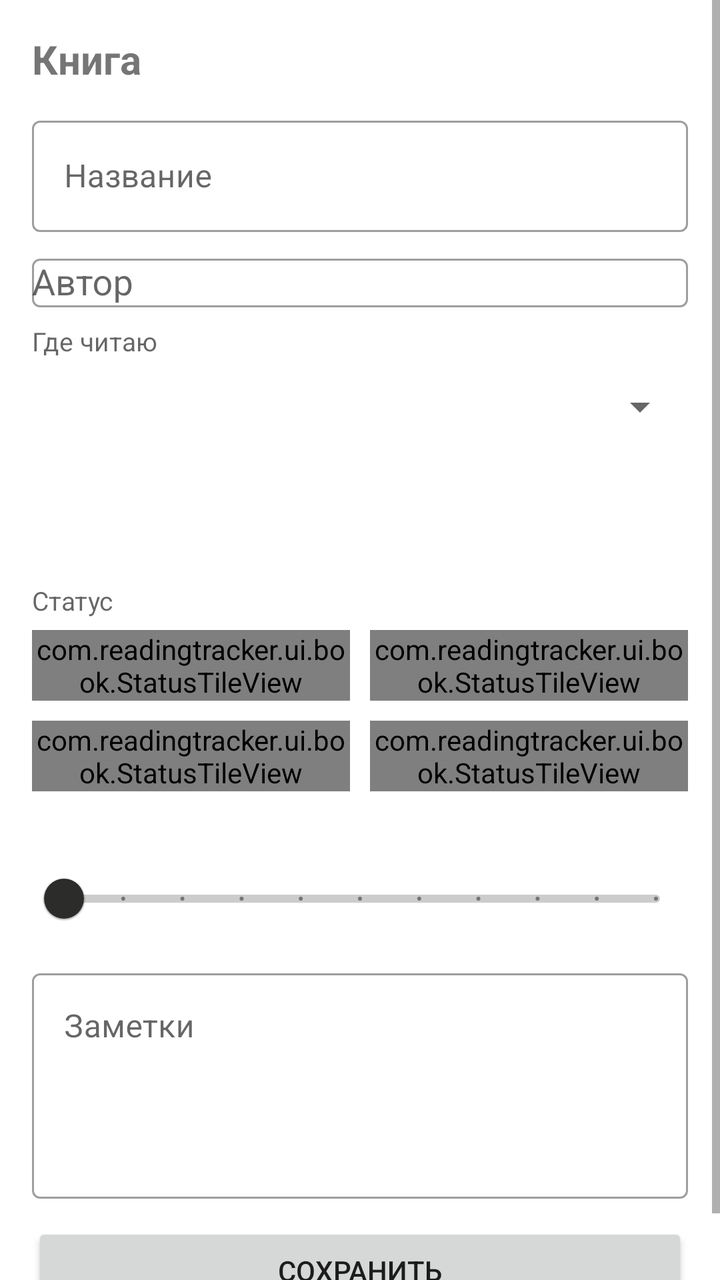
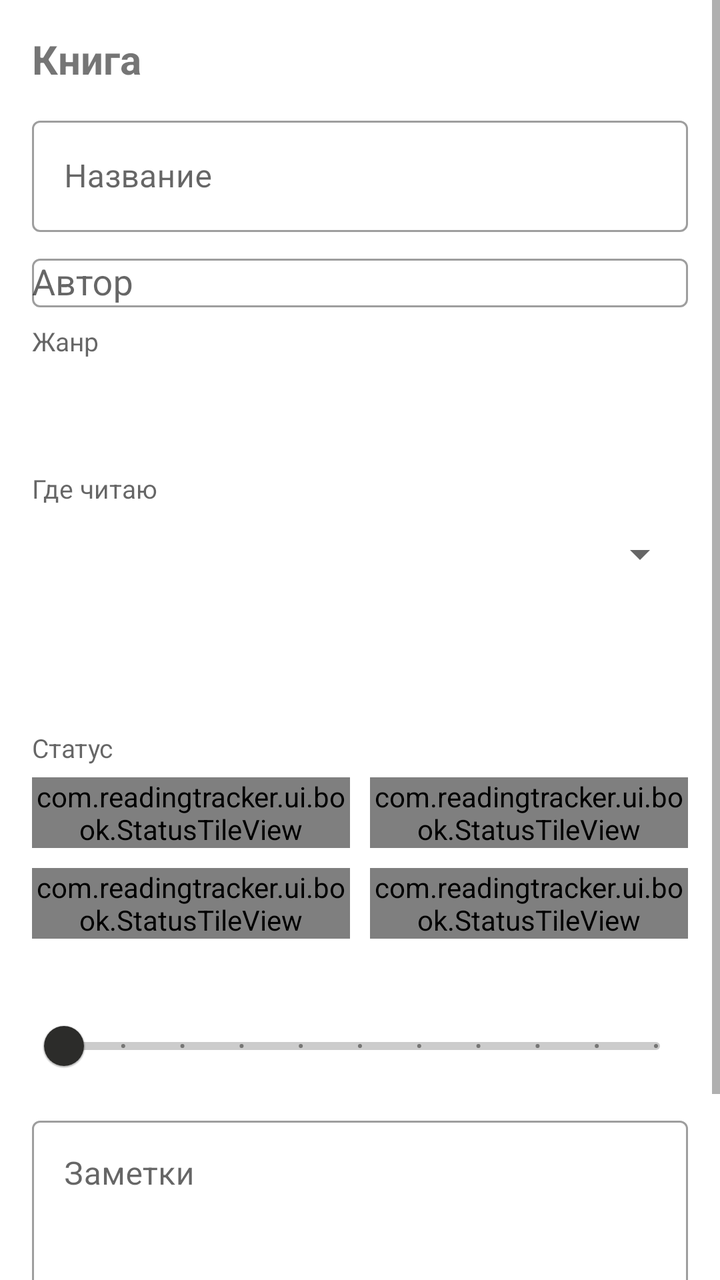

Screens rendered from an Android XML layout before and after an edit, with the pre-edit source and the edit as a unified diff.
<!-- AndroidManifest.xml: application theme Theme.ReadingTracker -->
<!-- res/layout/activity_book.xml -->
<?xml version="1.0" encoding="utf-8"?>
<ScrollView
    xmlns:android="http://schemas.android.com/apk/res/android"
    xmlns:app="http://schemas.android.com/apk/res-auto"
    android:layout_width="match_parent"
    android:layout_height="match_parent"
    android:fillViewport="true">

    <LinearLayout
        android:layout_width="match_parent"
        android:layout_height="wrap_content"
        android:orientation="vertical"
        android:padding="16dp">

        <TextView
            android:id="@+id/tvHeader"
            android:layout_width="wrap_content"
            android:layout_height="wrap_content"
            android:text="Книга"
            android:textSize="20sp"
            android:textStyle="bold"
            android:layout_marginBottom="12dp" />

        <com.google.android.material.textfield.TextInputLayout
            android:layout_width="match_parent"
            android:layout_height="wrap_content"
            android:hint="Название"
            android:layout_marginBottom="8dp"
            style="@style/Widget.MaterialComponents.TextInputLayout.OutlinedBox">
            <com.google.android.material.textfield.TextInputEditText
                android:id="@+id/etTitle"
                android:layout_width="match_parent"
                android:layout_height="wrap_content"
                android:inputType="textCapSentences" />
        </com.google.android.material.textfield.TextInputLayout>

        <com.google.android.material.textfield.TextInputLayout
            android:layout_width="match_parent"
            android:layout_height="wrap_content"
            android:hint="Автор"
            android:layout_marginBottom="8dp"
            style="@style/Widget.MaterialComponents.TextInputLayout.OutlinedBox">
            <com.google.android.material.textfield.MaterialAutoCompleteTextView
                android:id="@+id/etAuthor"
                android:layout_width="match_parent"
                android:layout_height="wrap_content"
                android:completionThreshold="1"
                android:inputType="textCapWords" />
        </com.google.android.material.textfield.TextInputLayout>

        <TextView
            android:layout_width="wrap_content"
            android:layout_height="wrap_content"
            android:text="Где читаю"
            android:textColor="?android:attr/textColorSecondary"
            android:textSize="13sp" />

        <Spinner
            android:id="@+id/spSource"
            android:layout_width="match_parent"
            android:layout_height="48dp"
            android:layout_marginBottom="8dp" />

        <LinearLayout
            android:layout_width="match_parent"
            android:layout_height="wrap_content"
            android:orientation="horizontal"
            android:layout_marginBottom="8dp">

            <Button
                android:id="@+id/btnStartDate"
                android:layout_width="0dp"
                android:layout_height="wrap_content"
                android:layout_weight="1"
                android:layout_marginEnd="8dp"
                style="@style/Widget.MaterialComponents.Button.OutlinedButton" />

            <Button
                android:id="@+id/btnEndDate"
                android:layout_width="0dp"
                android:layout_height="wrap_content"
                android:layout_weight="1"
                style="@style/Widget.MaterialComponents.Button.OutlinedButton" />
        </LinearLayout>

        
        <LinearLayout
            android:id="@+id/manualTimeBlock"
            android:layout_width="match_parent"
            android:layout_height="wrap_content"
            android:orientation="vertical"
            android:visibility="gone"
            android:layout_marginBottom="8dp">

            <TextView
                android:layout_width="wrap_content"
                android:layout_height="wrap_content"
                android:text="Время чтения"
                android:textColor="?android:attr/textColorSecondary"
                android:textSize="13sp" />

            <LinearLayout
                android:layout_width="match_parent"
                android:layout_height="wrap_content"
                android:orientation="horizontal">

                <com.google.android.material.textfield.TextInputLayout
                    android:layout_width="0dp"
                    android:layout_height="wrap_content"
                    android:layout_weight="1"
                    android:layout_marginEnd="8dp"
                    android:hint="часы"
                    style="@style/Widget.MaterialComponents.TextInputLayout.OutlinedBox">
                    <com.google.android.material.textfield.TextInputEditText
                        android:id="@+id/etManualHours"
                        android:layout_width="match_parent"
                        android:layout_height="wrap_content"
                        android:maxLength="4"
                        android:inputType="number" />
                </com.google.android.material.textfield.TextInputLayout>

                <com.google.android.material.textfield.TextInputLayout
                    android:layout_width="0dp"
                    android:layout_height="wrap_content"
                    android:layout_weight="1"
                    android:hint="минуты"
                    style="@style/Widget.MaterialComponents.TextInputLayout.OutlinedBox">
                    <com.google.android.material.textfield.TextInputEditText
                        android:id="@+id/etManualMinutes"
                        android:layout_width="match_parent"
                        android:layout_height="wrap_content"
                        android:maxLength="4"
                        android:inputType="number" />
                </com.google.android.material.textfield.TextInputLayout>
            </LinearLayout>

            <TextView
                android:id="@+id/tvManualHint"
                android:layout_width="wrap_content"
                android:layout_height="wrap_content"
                android:layout_marginTop="4dp"
                android:text="Пойдёт в статистику: в общее время и суммы за месяц и год, поровну на дни книги."
                android:textColor="?android:attr/textColorSecondary"
                android:textSize="12sp" />
        </LinearLayout>

        <TextView
            android:layout_width="wrap_content"
            android:layout_height="wrap_content"
            android:text="Статус"
            android:textColor="?android:attr/textColorSecondary"
            android:textSize="13sp" />

        
        <LinearLayout
            android:layout_width="match_parent"
            android:layout_height="wrap_content"
            android:layout_marginTop="6dp"
            android:orientation="horizontal">
            <com.readingtracker.ui.book.StatusTileView
                android:id="@+id/stReading"
                android:layout_width="0dp"
                android:layout_height="wrap_content"
                android:layout_weight="1"
                android:layout_marginEnd="10dp" />
            <com.readingtracker.ui.book.StatusTileView
                android:id="@+id/stFinished"
                android:layout_width="0dp"
                android:layout_height="wrap_content"
                android:layout_weight="1" />
        </LinearLayout>

        <LinearLayout
            android:layout_width="match_parent"
            android:layout_height="wrap_content"
            android:layout_marginTop="10dp"
            android:layout_marginBottom="12dp"
            android:orientation="horizontal">
            <com.readingtracker.ui.book.StatusTileView
                android:id="@+id/stPaused"
                android:layout_width="0dp"
                android:layout_height="wrap_content"
                android:layout_weight="1"
                android:layout_marginEnd="10dp" />
            <com.readingtracker.ui.book.StatusTileView
                android:id="@+id/stAbandoned"
                android:layout_width="0dp"
                android:layout_height="wrap_content"
                android:layout_weight="1" />
        </LinearLayout>

        <TextView
            android:id="@+id/tvRating"
            android:layout_width="wrap_content"
            android:layout_height="wrap_content"
            android:textColor="?android:attr/textColorSecondary"
            android:textSize="13sp" />

        <com.google.android.material.slider.Slider
            android:id="@+id/slRating"
            android:layout_width="match_parent"
            android:layout_height="wrap_content"
            android:valueFrom="0"
            android:valueTo="10"
            android:stepSize="1"
            android:layout_marginBottom="8dp" />

        <com.google.android.material.textfield.TextInputLayout
            android:layout_width="match_parent"
            android:layout_height="wrap_content"
            android:hint="Заметки"
            android:layout_marginBottom="12dp"
            style="@style/Widget.MaterialComponents.TextInputLayout.OutlinedBox">
            <com.google.android.material.textfield.TextInputEditText
                android:id="@+id/etNotes"
                android:layout_width="match_parent"
                android:layout_height="wrap_content"
                android:gravity="top"
                android:minLines="4"
                android:inputType="textMultiLine|textCapSentences" />
        </com.google.android.material.textfield.TextInputLayout>

        <TextView
            android:id="@+id/tvBookStats"
            android:layout_width="match_parent"
            android:layout_height="wrap_content"
            android:textSize="14sp"
            android:lineSpacingExtra="2dp"
            android:layout_marginBottom="12dp"
            android:visibility="gone" />

        <Button
            android:id="@+id/btnSave"
            android:layout_width="match_parent"
            android:layout_height="wrap_content"
            android:text="Сохранить" />

        <Button
            android:id="@+id/btnOpenReader"
            android:layout_width="match_parent"
            android:layout_height="wrap_content"
            android:text="Открыть в читалке"
            android:visibility="gone"
            style="@style/Widget.MaterialComponents.Button.OutlinedButton" />

        <Button
            android:id="@+id/btnDelete"
            android:layout_width="match_parent"
            android:layout_height="wrap_content"
            android:text="Удалить книгу"
            android:visibility="gone"
            style="@style/Widget.MaterialComponents.Button.TextButton" />

    </LinearLayout>
</ScrollView>
<!-- resources referenced by this layout -->
<resources>
  <color name="rt_ink">#2C2C2A</color>
  <color name="rt_bg">#FFFFFF</color>
  <!-- drawable rt_tile_16 (drawable) -->
  <?xml version="1.0" encoding="utf-8"?>
  <shape xmlns:android="http://schemas.android.com/apk/res/android" android:shape="rectangle">
      <solid android:color="@color/rt_tile" />
      <stroke android:width="1dp" android:color="@color/rt_tile_stroke" />
      <corners android:radius="16dp" />
  </shape>
  <!-- drawable rt_tile_18 (drawable) -->
  <?xml version="1.0" encoding="utf-8"?>
  <shape xmlns:android="http://schemas.android.com/apk/res/android" android:shape="rectangle">
      <solid android:color="@color/rt_tile" />
      <stroke android:width="1dp" android:color="@color/rt_tile_stroke" />
      <corners android:radius="18dp" />
  </shape>
  <!-- drawable rt_ring_tile (drawable) -->
  <?xml version="1.0" encoding="utf-8"?>
  <shape xmlns:android="http://schemas.android.com/apk/res/android" android:shape="rectangle">
      <solid android:color="@color/rt_ring_bg" />
      <stroke android:width="1dp" android:color="@color/rt_ring_stroke" />
      <corners android:radius="18dp" />
  </shape>
  <!-- drawable rt_reader_btn (drawable) -->
  <?xml version="1.0" encoding="utf-8"?>
  <shape xmlns:android="http://schemas.android.com/apk/res/android" android:shape="rectangle">
      <solid android:color="@android:color/transparent" />
      <stroke android:width="1.5dp" android:color="@color/rt_reader_stroke" />
      <corners android:radius="12dp" />
  </shape>
  <color name="rt_ink2">#5F5E5A</color>
  <color name="rt_ink3">#B4B2A9</color>
  <color name="rt_tile">#F6F5F1</color>
  <color name="rt_tile_stroke">#B4B2A9</color>
  <color name="rt_strong">#2C2C2A</color>
  <color name="rt_on_strong">#F4F2EC</color>
  <color name="rt_on_strong2">#D3D1C7</color>
  <color name="rt_ring_bg">#2C2C2A</color>
  <color name="rt_ring_stroke">#2C2C2A</color>
  <color name="rt_ring_fg">#F1EFE9</color>
  <color name="rt_ring_sub">#D3D1C7</color>
  <color name="rt_ring_track">#5F5E5A</color>
  <color name="rt_ring_prog">#ECEAE3</color>
  <color name="rt_ring_track2">#444441</color>
  <color name="rt_ring_prog2">#B4B2A9</color>
  <color name="rt_bar0">#D3D1C7</color>
  <color name="rt_bar1">#B4B2A9</color>
  <color name="rt_bar2">#888780</color>
  <color name="rt_bar3">#5F5E5A</color>
  <color name="rt_bar4">#2C2C2A</color>
  <color name="rt_bar_zero_text">#B4B2A9</color>
  <color name="rt_cover">#F6F5F1</color>
  <color name="rt_cover_stroke">#2C2C2A</color>
  <color name="rt_cover_hinge">#D3D1C7</color>
  <color name="rt_board">#EDEBE4</color>
  <color name="rt_pages">#F5F3EE</color>
  <color name="rt_page_line">#B4B2A9</color>
  <color name="rt_spine">#DCDAD2</color>
  <color name="rt_band">#F9F7F2</color>
  <color name="rt_band_stroke">#2C2C2A</color>
  <color name="rt_band_rule">#D3D1C7</color>
  <color name="rt_band_text">#2C2C2A</color>
  <color name="rt_band_fold">#D3D1C7</color>
  <color name="rt_band_shadow">#292C2C2A</color>
  <color name="rt_brick">#888780</color>
  <color name="rt_brick_today">#2C2C2A</color>
  <color name="rt_brick_empty">#B4B2A9</color>
  <color name="rt_book_d">#2C2C2A</color>
  <color name="rt_book_m">#5F5E5A</color>
  <color name="rt_book_l">#888780</color>
  <color name="rt_book_cap">#141413</color>
  <color name="rt_ghost">#9C9A92</color>
  <color name="rt_ghost_stripe">#D3D1C7</color>
  <color name="rt_shelf">#2C2C2A</color>
  <color name="rt_block_ghost">#888780</color>
  <color name="rt_block_ghost_big">#B4B2A9</color>
  <color name="rt_reader_stroke">#888780</color>
  <color name="rt_nav_line">#D3D1C7</color>
  <color name="rt_cover2">#B4B2A9</color>
  <color name="rt_cover3">#5F5E5A</color>
  <color name="rt_cover4">#888780</color>
  <color name="rt_accent">#2C2C2A</color>
  <color name="rt_screen_bg">#FFFFFF</color>
  <color name="rt_chart_grid">#E2E1DC</color>
  <color name="rt_heat0">#EBEAE6</color>
  <!-- unchanged entries left out for length: 1 -->
</resources>

<!-- the commit's change to res/layout/activity_book.xml (unified diff, before → after) -->
@@ -47,6 +47,27 @@
                 android:completionThreshold="1"
                 android:inputType="textCapWords" />
         </com.google.android.material.textfield.TextInputLayout>
+
+        <TextView
+            android:layout_width="wrap_content"
+            android:layout_height="wrap_content"
+            android:text="Жанр"
+            android:textColor="?android:attr/textColorSecondary"
+            android:textSize="13sp" />
+
+        <TextView
+            android:id="@+id/tvGenres"
+            android:layout_width="match_parent"
+            android:layout_height="wrap_content"
+            android:minHeight="48dp"
+            android:gravity="center_vertical"
+            android:paddingStart="4dp"
+            android:paddingEnd="4dp"
+            android:background="?attr/selectableItemBackground"
+            android:clickable="true"
+            android:focusable="true"
+            android:textSize="16sp"
+            android:layout_marginBottom="8dp" />
 
         <TextView
             android:layout_width="wrap_content"
